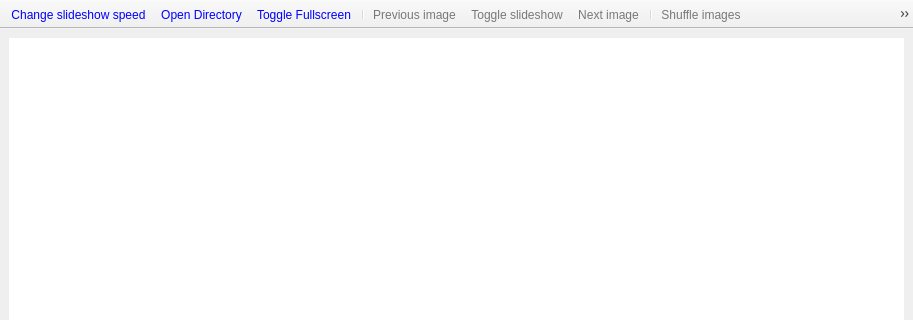
The window that poseviewerMainGui.ui (mare5x/poseviewer) describes before a commit, drawn with Qt 5; both pictures show x 0 to 913 and y 0 to 320 of the 913 by 649 pixel window.
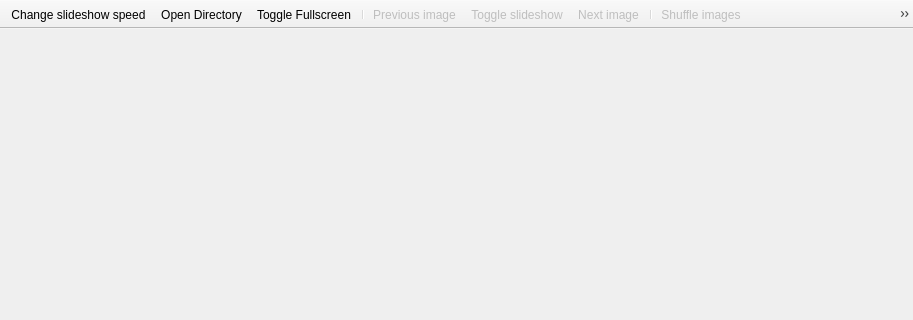
The same window after the commit. Icons and pictures are not drawn.

Commit message: Simple zoom implementation.

What changed in the file:
```diff
--- a/poseviewerMainGui.ui
+++ b/poseviewerMainGui.ui
@@ -18,153 +18,9 @@
     <normaloff>:/Icons/windowicon.png</normaloff>:/Icons/windowicon.png</iconset>
   </property>
   <widget class="QWidget" name="centralwidget">
-   <layout class="QGridLayout" name="gridLayout">
-    <item row="0" column="0">
-     <widget class="QGraphicsView" name="graphicsView">
-      <property name="frameShape">
-       <enum>QFrame::NoFrame</enum>
-      </property>
-      <property name="interactive">
-       <bool>false</bool>
-      </property>
-      <property name="renderHints">
-       <set>QPainter::SmoothPixmapTransform</set>
-      </property>
-      <property name="dragMode">
-       <enum>QGraphicsView::ScrollHandDrag</enum>
-      </property>
-      <property name="resizeAnchor">
-       <enum>QGraphicsView::AnchorViewCenter</enum>
-      </property>
-      <property name="viewportUpdateMode">
-       <enum>QGraphicsView::FullViewportUpdate</enum>
-      </property>
-      <property name="rubberBandSelectionMode">
-       <enum>Qt::IntersectsItemShape</enum>
-      </property>
-     </widget>
-    </item>
-   </layout>
+   <layout class="QGridLayout" name="gridLayout"/>
   </widget>
   <widget class="QToolBar" name="toolBar">
-   <property name="palette">
-    <palette>
-     <active>
-      <colorrole role="WindowText">
-       <brush brushstyle="SolidPattern">
-        <color alpha="255">
-         <red>0</red>
-         <green>0</green>
-         <blue>255</blue>
-        </color>
-       </brush>
-      </colorrole>
-      <colorrole role="Text">
-       <brush brushstyle="SolidPattern">
-        <color alpha="255">
-         <red>0</red>
-         <green>0</green>
-         <blue>255</blue>
-        </color>
-       </brush>
-      </colorrole>
-      <colorrole role="ButtonText">
-       <brush brushstyle="SolidPattern">
-        <color alpha="255">
-         <red>0</red>
-         <green>0</green>
-         <blue>255</blue>
-        </color>
-       </brush>
-      </colorrole>
-      <colorrole role="ToolTipText">
-       <brush brushstyle="SolidPattern">
-        <color alpha="255">
-         <red>0</red>
-         <green>0</green>
-         <blue>255</blue>
-        </color>
-       </brush>
-      </colorrole>
-     </active>
-     <inactive>
-      <colorrole role="WindowText">
-       <brush brushstyle="SolidPattern">
-        <color alpha="255">
-         <red>0</red>
-         <green>0</green>
-         <blue>255</blue>
-        </color>
-       </brush>
-      </colorrole>
-      <colorrole role="Text">
-       <brush brushstyle="SolidPattern">
-        <color alpha="255">
-         <red>0</red>
-         <green>0</green>
-         <blue>255</blue>
-        </color>
-       </brush>
-      </colorrole>
-      <colorrole role="ButtonText">
-       <brush brushstyle="SolidPattern">
-        <color alpha="255">
-         <red>0</red>
-         <green>0</green>
-         <blue>255</blue>
-        </color>
-       </brush>
-      </colorrole>
-      <colorrole role="ToolTipText">
-       <brush brushstyle="SolidPattern">
-        <color alpha="255">
-         <red>0</red>
-         <green>0</green>
-         <blue>255</blue>
-        </color>
-       </brush>
-      </colorrole>
-     </inactive>
-     <disabled>
-      <colorrole role="WindowText">
-       <brush brushstyle="SolidPattern">
-        <color alpha="255">
-         <red>120</red>
-         <green>120</green>
-         <blue>120</blue>
-        </color>
-       </brush>
-      </colorrole>
-      <colorrole role="Text">
-       <brush brushstyle="SolidPattern">
-        <color alpha="255">
-         <red>120</red>
-         <green>120</green>
-         <blue>120</blue>
-        </color>
-       </brush>
-      </colorrole>
-      <colorrole role="ButtonText">
-       <brush brushstyle="SolidPattern">
-        <color alpha="255">
-         <red>120</red>
-         <green>120</green>
-         <blue>120</blue>
-        </color>
-       </brush>
-      </colorrole>
-      <colorrole role="ToolTipText">
-       <brush brushstyle="SolidPattern">
-        <color alpha="255">
-         <red>0</red>
-         <green>0</green>
-         <blue>255</blue>
-        </color>
-       </brush>
-      </colorrole>
-     </disabled>
-    </palette>
-   </property>
    <property name="windowTitle">
     <string>toolBar</string>
    </property>
```
The commit also changes 2 other files.
